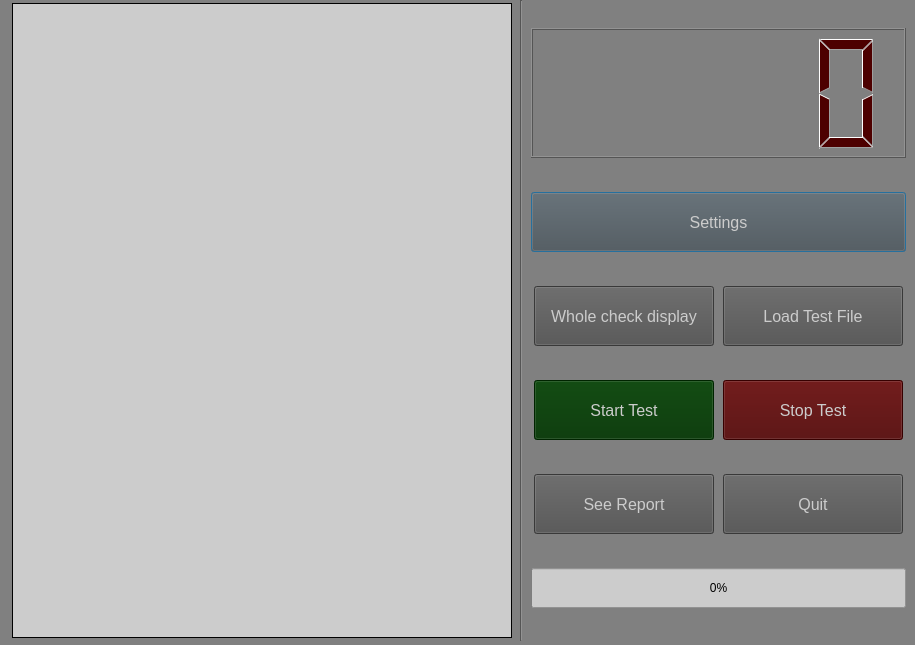
Above: main_design.ui from yvgenyk/API-Test2 before the change. Below: the same form after it.
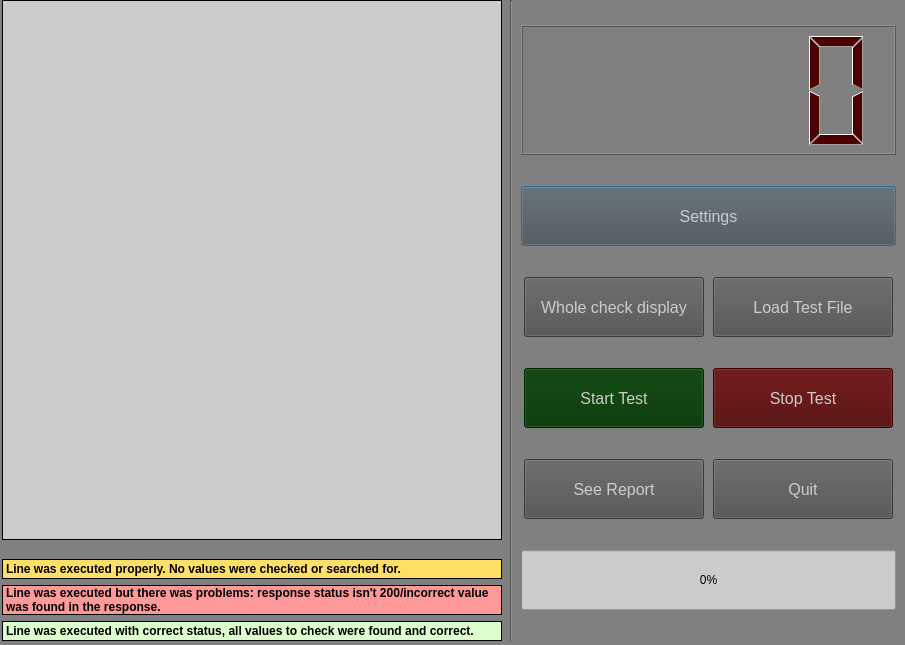
That is the form after the change. Icons and pictures are not drawn.

```diff
--- a/main_design.ui
+++ b/main_design.ui
@@ -6,13 +6,13 @@
    <rect>
     <x>0</x>
     <y>0</y>
-    <width>915</width>
+    <width>905</width>
     <height>645</height>
    </rect>
   </property>
   <property name="minimumSize">
    <size>
-    <width>915</width>
+    <width>905</width>
     <height>645</height>
    </size>
   </property>
@@ -35,7 +35,7 @@
   <widget class="QWidget" name="horizontalLayoutWidget_2">
    <property name="geometry">
     <rect>
-     <x>10</x>
+     <x>0</x>
      <y>0</y>
      <width>901</width>
      <height>641</height>
@@ -43,17 +43,19 @@
    </property>
    <layout class="QHBoxLayout" name="horizontalLayout_5">
     <item>
+     <layout class="QVBoxLayout" name="verticalLayout_2">
+      <item>
      <widget class="QTableWidget" name="tableWidget">
       <property name="minimumSize">
        <size>
         <width>500</width>
-        <height>635</height>
+          <height>540</height>
        </size>
       </property>
       <property name="maximumSize">
        <size>
         <width>500</width>
-        <height>635</height>
+          <height>540</height>
        </size>
       </property>
       <property name="font">
@@ -69,6 +71,111 @@
      </widget>
     </item>
     <item>
+       <spacer name="verticalSpacer">
+        <property name="orientation">
+         <enum>Qt::Vertical</enum>
+        </property>
+        <property name="sizeHint" stdset="0">
+         <size>
+          <width>20</width>
+          <height>10</height>
+         </size>
+        </property>
+       </spacer>
+      </item>
+      <item>
+       <widget class="QLabel" name="label">
+        <property name="minimumSize">
+         <size>
+          <width>500</width>
+          <height>20</height>
+         </size>
+        </property>
+        <property name="maximumSize">
+         <size>
+          <width>500</width>
+          <height>20</height>
+         </size>
+        </property>
+        <property name="font">
+         <font>
+          <weight>75</weight>
+          <bold>true</bold>
+         </font>
+        </property>
+        <property name="styleSheet">
+         <string notr="true">background:rgb(255, 224, 102);
+border: 1px solid black;</string>
+        </property>
+        <property name="text">
+         <string>Line was executed properly. No values were checked or searched for.</string>
+        </property>
+       </widget>
+      </item>
+      <item>
+       <widget class="QLabel" name="label_2">
+        <property name="minimumSize">
+         <size>
+          <width>500</width>
+          <height>30</height>
+         </size>
+        </property>
+        <property name="maximumSize">
+         <size>
+          <width>500</width>
+          <height>30</height>
+         </size>
+        </property>
+        <property name="font">
+         <font>
+          <weight>75</weight>
+          <bold>true</bold>
+         </font>
+        </property>
+        <property name="styleSheet">
+         <string notr="true">background:rgb(255, 153, 153);
+border: 1px solid black;</string>
+        </property>
+        <property name="text">
+         <string>Line was executed but there was problems: response status isn't 200/incorrect value was found in the response.</string>
+        </property>
+        <property name="wordWrap">
+         <bool>true</bool>
+        </property>
+       </widget>
+      </item>
+      <item>
+       <widget class="QLabel" name="label_3">
+        <property name="minimumSize">
+         <size>
+          <width>500</width>
+          <height>20</height>
+         </size>
+        </property>
+        <property name="maximumSize">
+         <size>
+          <width>500</width>
+          <height>20</height>
+         </size>
+        </property>
+        <property name="font">
+         <font>
+          <weight>75</weight>
+          <bold>true</bold>
+         </font>
+        </property>
+        <property name="styleSheet">
+         <string notr="true">background:rgb(221, 255, 204);
+border: 1px solid black;</string>
+        </property>
+        <property name="text">
+         <string>Line was executed with correct status, all values to check were found and correct.</string>
+        </property>
+       </widget>
+      </item>
+     </layout>
+    </item>
+    <item>
      <widget class="Line" name="line">
       <property name="orientation">
        <enum>Qt::Vertical</enum>
@@ -327,13 +434,13 @@
         <property name="minimumSize">
          <size>
           <width>375</width>
-          <height>40</height>
+          <height>60</height>
          </size>
         </property>
         <property name="maximumSize">
          <size>
           <width>375</width>
-          <height>40</height>
+          <height>60</height>
          </size>
         </property>
         <property name="styleSheet">
```
Left out of the diff: 33 changed lines with no effect on the pictures. Lines whose indentation alone changed are shown as unchanged.
